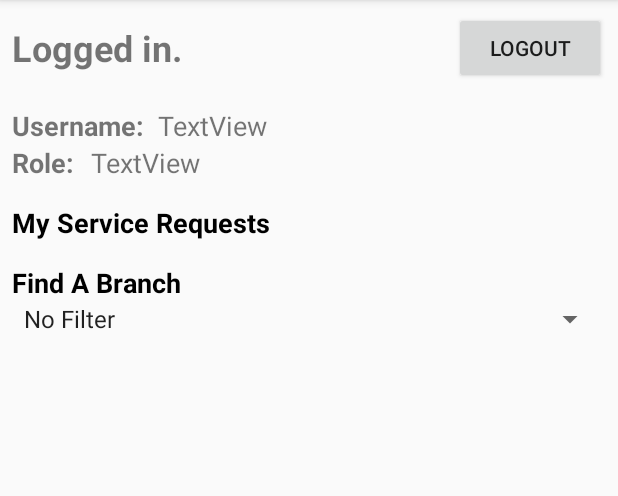
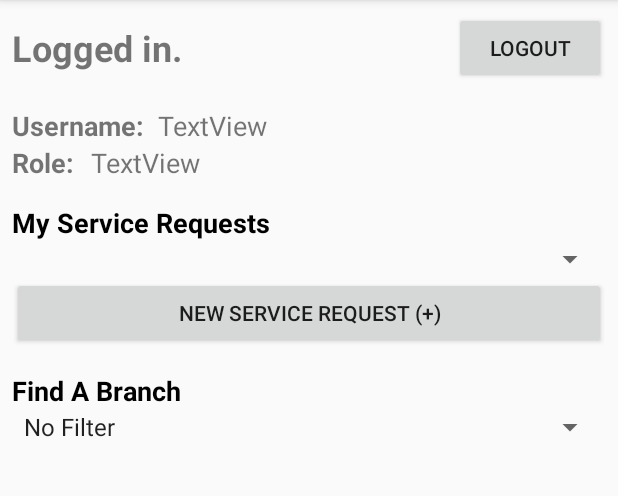
Before and after one commit to SEG2105-uottawa/seg2105f20-project-project_gr-09, an Android app: the CustomerHomeActivity screen opened directly, with no data from a screen before it, on a phone screen of 412 x 824 dp, the part 84-580 px from its top. Run offline under Robolectric (Android 15) with nearby library versions, the phone set to English and light mode, and no system bars; our stand-ins replace Firebase (no records; nobody signed in at launch, a user with empty details on screens opened directly); 2 statements that could not run were skipped.

Commit message:
Completed customer functionality

```diff
--- a/app/src/main/java/me/kianbazza/servicenovigrad/admin/AdminHomeActivity.java
+++ b/app/src/main/java/me/kianbazza/servicenovigrad/admin/AdminHomeActivity.java
@@ -18,6 +18,7 @@ import me.kianbazza.servicenovigrad.accounts.Role;
 import me.kianbazza.servicenovigrad.admin.fragments.ServiceDialog;
 import me.kianbazza.servicenovigrad.general.LoginActivity;
 import me.kianbazza.servicenovigrad.admin.adapters.ServicesRecyclerAdapter;
+import me.kianbazza.servicenovigrad.misc.VerticalSpaceItemDecoration;
 import me.kianbazza.servicenovigrad.services.Service;
 import org.jetbrains.annotations.NotNull;
 
@@ -75,6 +76,7 @@ public class AdminHomeActivity extends AppCompatActivity implements ServicesRecy
         servicesList = new ArrayList<>();
         adminServicesRecyclerView.setLayoutManager(new LinearLayoutManager(this));
         adminServicesRecyclerView.setHasFixedSize(true);
+        adminServicesRecyclerView.addItemDecoration(new VerticalSpaceItemDecoration(30));
 
         getServicesListFromFirebase();
 
--- a/app/src/main/java/me/kianbazza/servicenovigrad/customer/CustomerHomeActivity.java
+++ b/app/src/main/java/me/kianbazza/servicenovigrad/customer/CustomerHomeActivity.java
@@ -17,9 +17,12 @@ import me.kianbazza.servicenovigrad.R;
 import me.kianbazza.servicenovigrad.accounts.Account;
 import me.kianbazza.servicenovigrad.accounts.Branch;
 import me.kianbazza.servicenovigrad.customer.adapters.BranchesRecyclerAdapter;
+import me.kianbazza.servicenovigrad.customer.adapters.ServiceRequestsRecyclerAdapter;
+import me.kianbazza.servicenovigrad.customer.fragments.CreateServiceRequestDialog;
 import me.kianbazza.servicenovigrad.general.LoginActivity;
 import me.kianbazza.servicenovigrad.misc.VerticalSpaceItemDecoration;
 import me.kianbazza.servicenovigrad.services.Service;
+import me.kianbazza.servicenovigrad.services.ServiceRequest;
 import org.jetbrains.annotations.NotNull;
 
 import java.text.DateFormat;
@@ -36,9 +39,20 @@ public class CustomerHomeActivity extends AppCompatActivity implements BranchesR
     // Database
     private DatabaseReference dbRef;
 
-    // Interface - Services
+    // Interface - General
     private TextView username, role;
     private Button btnLogout;
+
+    // Variables - Service Requests
+    private ArrayList<ServiceRequest> myServiceRequestsList;
+    private ServiceRequestsRecyclerAdapter myServiceRequestsRecyclerAdapter;
+    private ArrayAdapter<String> serviceRequestsServiceSpinnerAdapter;
+
+    // Interface - Service Requests
+    RecyclerView myServiceRequestsRecyclerView;
+    Spinner serviceRequestsServiceSpinner;
+    Button btn_newServiceRequest;
+
 
     // Variables - Branches
     private ArrayList<Branch> branchesList;
@@ -75,7 +89,12 @@ public class CustomerHomeActivity extends AppCompatActivity implements BranchesR
 
         account = getIntent().getParcelableExtra("Account");
 
-        // Services
+
+
+
+
+
+        // General
         username = findViewById(R.id.customer_viewUsernameTextView);
         role = findViewById(R.id.customer_viewRoleTextView);
         btnLogout = findViewById(R.id.btn_customer_logout);
@@ -84,6 +103,12 @@ public class CustomerHomeActivity extends AppCompatActivity implements BranchesR
         role.setText(account.getRole().toString());
 
         btnLogout.setOnClickListener(l -> startActivity(new Intent(CustomerHomeActivity.this, LoginActivity.class)));
+
+
+
+
+
+
 
         // Branches
         branchesList = new ArrayList<>();
@@ -199,14 +224,37 @@ public class CustomerHomeActivity extends AppCompatActivity implements BranchesR
         servicesList = new ArrayList<>();
         serviceNamesList = new ArrayList<>();
 
-        getServicesListFromFirebase();
-
         searchByService_layout = findViewById(R.id.customer_branchSearch_byServicesLayout);
         searchByService_serviceSpinner = findViewById(R.id.searchByService_serviceSpinner);
 
         searchByService_layout.setVisibility(View.INVISIBLE);
 
         searchByService_serviceSpinner.setOnItemSelectedListener(this);
+
+
+
+        // Service Requests
+        myServiceRequestsList = new ArrayList<>();
+
+        myServiceRequestsRecyclerView = findViewById(R.id.customer_myServiceRequestsRecyclerView);
+        btn_newServiceRequest = findViewById(R.id.btn_createServiceRequest);
+        serviceRequestsServiceSpinner = findViewById(R.id.customer_serviceRequests_servicesSpinner);
+
+        getServiceRequestsFromFirebase();
+
+        getServicesListFromFirebase();
+
+        btn_newServiceRequest.setOnClickListener(l -> {
+
+            String serviceName = serviceRequestsServiceSpinner.getSelectedItem().toString();
+
+            for (Service s : servicesList) {
+                if (s.getName().equalsIgnoreCase(serviceName)) {
+                    openServiceRequestDialog(s);
+                    break;
+                }
+            }
+        });
 
 
 
@@ -361,6 +409,12 @@ public class CustomerHomeActivity extends AppCompatActivity implements BranchesR
 
                 serviceSpinnerAdapter.notifyDataSetChanged();
 
+                serviceRequestsServiceSpinnerAdapter = new ArrayAdapter<>(getApplicationContext(), android.R.layout.simple_spinner_dropdown_item, serviceNamesList);
+                serviceRequestsServiceSpinnerAdapter.setDropDownViewResource(android.R.layout.simple_spinner_dropdown_item);
+                serviceRequestsServiceSpinner.setAdapter(serviceRequestsServiceSpinnerAdapter);
+
+                serviceRequestsServiceSpinnerAdapter.notifyDataSetChanged();
+
             }
 
             @Override
@@ -435,4 +489,61 @@ public class CustomerHomeActivity extends AppCompatActivity implements BranchesR
         });
 
     }
+
+    private void getServiceRequestsFromFirebase() {
+        Query query = dbRef.child("service-requests");
+
+        query.addValueEventListener(new ValueEventListener() {
+            @Override
+            public void onDataChange(@NonNull DataSnapshot dataSnapshot) {
+
+                clearServiceRequestsList();
+
+                dataSnapshot.getChildren().forEach(snapshot -> {
+                    String username = snapshot.child("customer").child("username").getValue(String.class);
+
+                    if (username.equalsIgnoreCase(account.getUsername())) {
+                        ServiceRequest serviceRequest = snapshot.getValue(ServiceRequest.class);
+                        myServiceRequestsList.add(serviceRequest);
+                    }
+
+                });
+
+                myServiceRequestsRecyclerAdapter = new ServiceRequestsRecyclerAdapter(getApplicationContext(), myServiceRequestsList);
+                myServiceRequestsRecyclerView.setAdapter(myServiceRequestsRecyclerAdapter);
+                myServiceRequestsRecyclerAdapter.notifyDataSetChanged();
+
+            }
+
+            @Override
+            public void onCancelled(@NonNull DatabaseError databaseError) {
+
+            }
+        });
+    }
+
+    private void clearServiceRequestsList() {
+
+        if (myServiceRequestsList!=null) {
+            myServiceRequestsList.clear();
+
+            if (myServiceRequestsRecyclerAdapter!=null) {
+                myServiceRequestsRecyclerAdapter.notifyDataSetChanged();
+            }
+        }
+
+    }
+
+    private void openServiceRequestDialog(Service service) {
+
+        Bundle bundle = new Bundle();
+        bundle.putParcelable("Account", account);
+        bundle.putParcelable("Service", service);
+
+        CreateServiceRequestDialog serviceRequestDialog = new CreateServiceRequestDialog();
+        serviceRequestDialog.setArguments(bundle);
+
+        serviceRequestDialog.show(getSupportFragmentManager(), "Create Service Request Dialog");
+
+    }
 }
--- /dev/null
+++ b/app/src/main/java/me/kianbazza/servicenovigrad/customer/adapters/ServiceRequestsRecyclerAdapter.java
@@ -0,0 +1,63 @@
+package me.kianbazza.servicenovigrad.customer.adapters;
+
+import android.content.Context;
+import android.view.LayoutInflater;
+import android.view.View;
+import android.view.ViewGroup;
+import android.widget.TextView;
+import androidx.annotation.NonNull;
+import androidx.recyclerview.widget.RecyclerView;
+import me.kianbazza.servicenovigrad.R;
+import me.kianbazza.servicenovigrad.services.ServiceRequest;
+
+import java.util.ArrayList;
+
+public class ServiceRequestsRecyclerAdapter extends RecyclerView.Adapter<ServiceRequestsRecyclerAdapter.ViewHolder> {
+
+    private Context context;
+    private ArrayList<ServiceRequest> serviceRequestsList;
+
+    public ServiceRequestsRecyclerAdapter(Context context, ArrayList<ServiceRequest> serviceRequestsList) {
+        this.context = context;
+        this.serviceRequestsList = serviceRequestsList;
+    }
+
+    @NonNull
+    @Override
+    public ViewHolder onCreateViewHolder(@NonNull ViewGroup parent, int viewType) {
+        View view = LayoutInflater.from(parent.getContext())
+                .inflate(R.layout.customer_servicerequest_item, parent, false);
+
+        return new ViewHolder(view);
+    }
+
+    @Override
+    public void onBindViewHolder(@NonNull ServiceRequestsRecyclerAdapter.ViewHolder holder, int position) {
+
+        ServiceRequest serviceRequest = serviceRequestsList.get(position);
+
+        holder.serviceNameTextView.setText(serviceRequest.getService().getName());
+        holder.requestIDTextView.setText("Request ID: " + serviceRequest.getRequestID());
+        holder.requestStatusTextView.setText("Request Status: " + serviceRequest.getRequestStatus());
+
+    }
+
+    @Override
+    public int getItemCount() {
+        return serviceRequestsList.size();
+    }
+
+    public class ViewHolder extends RecyclerView.ViewHolder {
+
+        TextView serviceNameTextView, requestIDTextView, requestStatusTextView;
+
+        public ViewHolder(@NonNull View itemView) {
+            super(itemView);
+
+            serviceNameTextView = itemView.findViewById(R.id.customer_serviceRequest_serviceNameTextView);
+            requestIDTextView = itemView.findViewById(R.id.customer_serviceRequest_requestIDTextView);
+            requestStatusTextView = itemView.findViewById(R.id.customer_serviceRequest_requestStatusTextView);
+
+        }
+    }
+}
--- a/app/src/main/java/me/kianbazza/servicenovigrad/employee/EmployeeHomeActivity.java
+++ b/app/src/main/java/me/kianbazza/servicenovigrad/employee/EmployeeHomeActivity.java
@@ -20,6 +20,7 @@ import me.kianbazza.servicenovigrad.employee.adapters.ServiceRequestsRecyclerAda
 import me.kianbazza.servicenovigrad.employee.adapters.BranchServicesRecyclerAdapter;
 import me.kianbazza.servicenovigrad.misc.FragmentToActivity;
 import me.kianbazza.servicenovigrad.misc.Helper;
+import me.kianbazza.servicenovigrad.misc.VerticalSpaceItemDecoration;
 import me.kianbazza.servicenovigrad.services.*;
 import org.jetbrains.annotations.NotNull;
 
@@ -100,6 +101,7 @@ public class EmployeeHomeActivity extends AppCompatActivity implements FragmentT
         employeeServicesRecyclerView = findViewById(R.id.employee_recyclerView_listBranchServices);
         employeeServicesRecyclerView.setLayoutManager(new LinearLayoutManager(this));
         employeeServicesRecyclerView.setHasFixedSize(true);
+        employeeServicesRecyclerView.addItemDecoration(new VerticalSpaceItemDecoration(30));
 
         getServicesListFromFirebase();
         getBranchServicesListFromFirebase();
@@ -110,6 +112,7 @@ public class EmployeeHomeActivity extends AppCompatActivity implements FragmentT
         employeeServiceRequestsRecyclerView = findViewById(R.id.employee_recyclerView_listServiceRequests);
         employeeServiceRequestsRecyclerView.setLayoutManager(new LinearLayoutManager(this));
         employeeServiceRequestsRecyclerView.setHasFixedSize(true);
+        employeeServiceRequestsRecyclerView.addItemDecoration(new VerticalSpaceItemDecoration(30));
 
         getBranchServiceRequestsListFromFirebase();
 
--- a/app/src/main/java/me/kianbazza/servicenovigrad/services/ServiceDocument.java
+++ b/app/src/main/java/me/kianbazza/servicenovigrad/services/ServiceDocument.java
@@ -42,6 +42,10 @@ public class ServiceDocument implements Parcelable {
         return linkToUpload;
     }
 
+    public void setLinkToUpload(String linkToUpload) {
+        this.linkToUpload = linkToUpload;
+    }
+
     @Override
     public int describeContents() {
         return 0;
--- a/app/src/main/res/layout/activity_customer_home.xml
+++ b/app/src/main/res/layout/activity_customer_home.xml
@@ -81,6 +81,17 @@
                 android:layout_height="wrap_content" android:id="@+id/customer_serviceRequestsTextView"
                 android:textSize="18sp"
                 android:textColor="#000000" android:textStyle="bold"/>
+        <androidx.recyclerview.widget.RecyclerView
+                android:layout_width="match_parent"
+                android:layout_height="wrap_content" android:id="@+id/customer_myServiceRequestsRecyclerView">
+        </androidx.recyclerview.widget.RecyclerView>
+        <Spinner
+                android:layout_width="match_parent"
+                android:layout_height="wrap_content" android:id="@+id/customer_serviceRequests_servicesSpinner"/>
+        <Button
+                android:text="@string/customer_serviceRequests_newServiceRequestAction"
+                android:layout_width="match_parent"
+                android:layout_height="wrap_content" android:id="@+id/btn_createServiceRequest"/>
     </LinearLayout>
     <LinearLayout
             android:orientation="vertical"
--- a/app/src/main/res/values/strings.xml
+++ b/app/src/main/res/values/strings.xml
@@ -64,6 +64,13 @@
     </string-array>
 
     <string name="customer_serviceRequests_title">My Service Requests</string>
+    <string name="customer_serviceRequests_newServiceRequestAction">New Service Request (+)</string>
+
     <string name="customer_branchSearch_title">Find A Branch</string>
 
+    <!-- Customer - Create Service Request Dialog -->
+
+    <string name="customer_createRequest_title_requiredInfo">Required Customer Information</string>
+    <string name="customer_createRequest_title_requiredDocs">Required Documents</string>
+
 </resources>
```
Also changed, not shown: app/src/main/java/me/kianbazza/servicenovigrad/customer/adapters/CustomerInfoRecyclerAdapter.java (added, +73 -0 lines), app/src/main/java/me/kianbazza/servicenovigrad/customer/adapters/RequiredDocumentsRecyclerAdapter.java (added, +74 -0 lines), app/src/main/java/me/kianbazza/servicenovigrad/customer/fragments/CreateServiceRequestDialog.java (added, +185 -0 lines), app/src/main/res/layout/customer_requireddocuments_item.xml (added, +29 -0 lines), app/src/main/res/layout/customer_requiredinfo_item.xml (added, +29 -0 lines), app/src/main/res/layout/customer_servicerequest_item.xml (renamed from app/src/main/res/layout/employee_servicerequest_item.xml, +11 -5 lines), app/src/main/res/layout/fragment_create_servicerequest.xml (added, +30 -0 lines).
